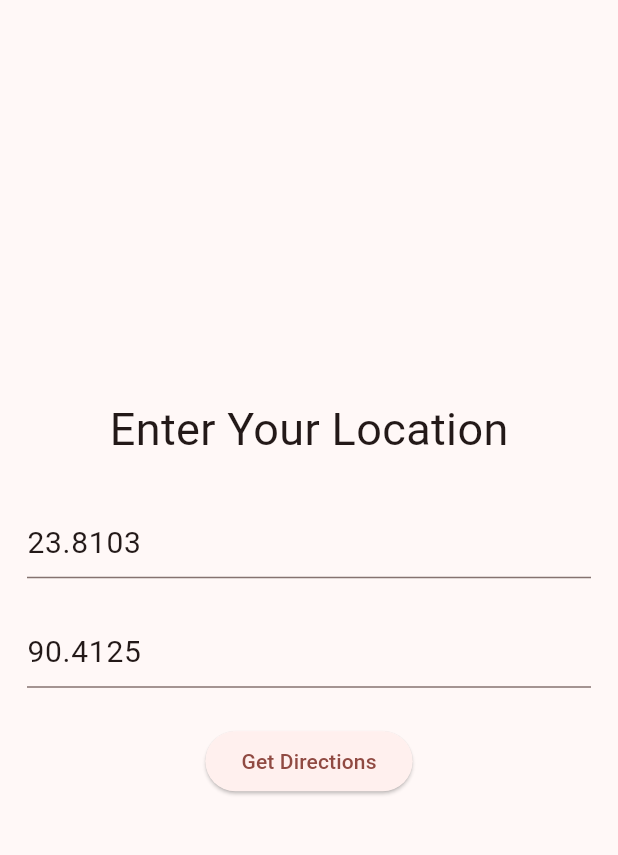
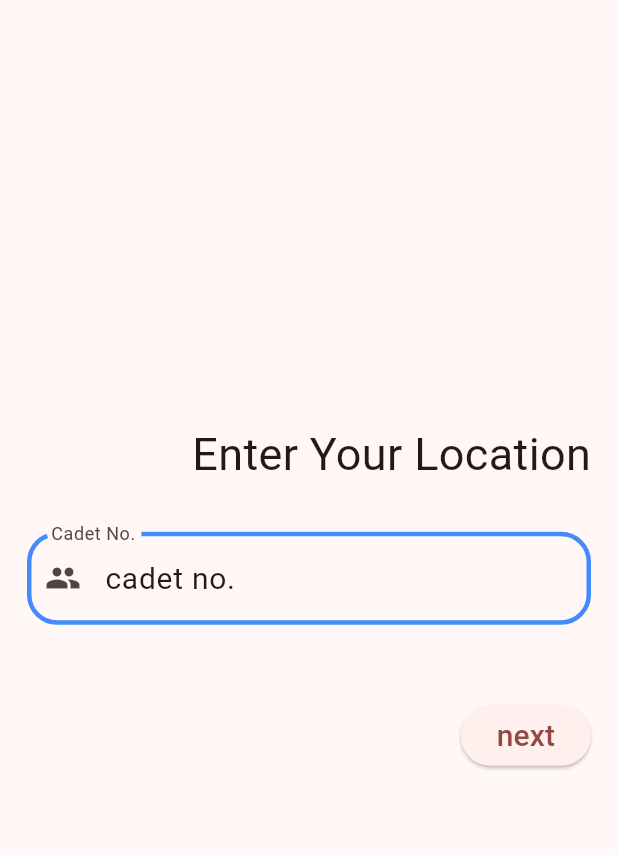
Before and after one commit to Abdullah71/MySampleWidgets, a Flutter app: the screen it shows after launch, on a phone screen of 412 x 824 dp, the part 63-918 px from its top. Run offline on Flutter 3.47's test engine with Material 2 defaults, Android fonts, the phone set to English and light mode, and no system bars; our stand-ins replace google_maps_flutter, location; missing offline and left inert: flutter_polyline_points.

Commit message:
first push from IDE

```diff
--- a/lib/main.dart
+++ b/lib/main.dart
@@ -1,6 +1,7 @@
 import 'package:flutter/foundation.dart';
 import 'package:flutter/material.dart';
 import 'package:my_sample_widgets/navigation_screen.dart';
+import 'package:my_sample_widgets/src/user/edit_profile_personal_screen.dart';
 
 void main() {
   runApp(const MyApp());
@@ -17,7 +18,8 @@ class MyApp extends StatelessWidget {
         colorScheme: ColorScheme.fromSeed(seedColor: Colors.red),
         useMaterial3: true,
       ),
-      home: const LandingPage(),
+      home: const EPPersonalPage(),
+      // home: const LandingPage(),
     );
   }
 }
--- /dev/null
+++ b/lib/src/user/edit_profile_personal_screen.dart
@@ -0,0 +1,77 @@
+import 'package:flutter/cupertino.dart';
+import 'package:flutter/foundation.dart';
+import 'package:flutter/material.dart';
+import 'package:my_sample_widgets/src/user/ui_utility.dart';
+
+import 'edit_profile_professional_screen.dart';
+
+class EPPersonalPage extends StatefulWidget {
+  const EPPersonalPage({Key? key}) : super(key: key);
+
+  @override
+  State<EPPersonalPage> createState() => _EPPersonalPageState();
+}
+
+class _EPPersonalPageState extends State<EPPersonalPage>{
+  late final TextEditingController _cadetNoController;
+
+  @override
+  void initState() {
+    _cadetNoController = TextEditingController(text: 'cadet no.');
+    super.initState();
+  }
+  @override
+  void dispose() {
+    _cadetNoController.dispose();
+    super.dispose();
+  }
+
+  @override
+  Widget build(BuildContext context) {
+    return Scaffold(
+      appBar: AppBar(
+          title: const Text('My Sample Widgets')
+      ),
+      body: Padding(
+        padding: const EdgeInsets.all(18.0),
+        child: Column(
+          mainAxisAlignment: MainAxisAlignment.center,
+          crossAxisAlignment: CrossAxisAlignment.end,
+          children: [
+            const Text('Enter Your Location', style: TextStyle(fontSize: 30),),
+            const SizedBox(height: 30,),
+            TextField(
+              controller: _cadetNoController,
+              autocorrect: false,
+              style: const TextStyle(fontSize: 20),
+              keyboardType: const TextInputType.numberWithOptions(),
+              decoration: InputDecoration(
+                hintText: 'Cadet No.',
+                labelText: "Cadet No.",
+                prefixIcon: const Icon(Icons.people),
+                border: UIUtility.textfiledinputborder(),
+                enabledBorder: UIUtility.textfiledinputborder(),
+                focusedBorder: UIUtility.textfiledfocusborder(),
+                errorBorder: UIUtility.textfilederrorborder(),
+              ),
+            ),
+            const SizedBox(height: 25,),
+
+            const SizedBox(height: 25,),
+            ElevatedButton(
+              onPressed: () async {
+                if (kDebugMode)  print('Get Direction pressed');
+                // Navigator.of(context).push(
+                //     MaterialPageRoute(builder: (context) =>
+                //         EPProfessionalPage(),
+                //     )
+                // );
+              },
+              child: const Text('next', style: TextStyle(fontSize: 20),),
+            )
+          ],
+        ),
+      ),
+    );
+  }
+}
--- /dev/null
+++ b/lib/src/user/edit_profile_professional_screen.dart
@@ -0,0 +1,21 @@
+
+
+import 'package:flutter/cupertino.dart';
+
+class EPProfessionalPage extends StatefulWidget {
+  const EPProfessionalPage({Key? key}) : super(key: key);
+
+  @override
+  State<EPProfessionalPage> createState() => _EPProfessionalPageState();
+}
+
+class _EPProfessionalPageState extends State<EPProfessionalPage>{
+
+
+  @override
+  Widget build(BuildContext context) {
+    // TODO: implement build
+    throw UnimplementedError();
+  }
+
+}
--- /dev/null
+++ b/lib/src/user/ui_utility.dart
@@ -0,0 +1,33 @@
+import 'package:flutter/material.dart';
+
+class UIUtility {
+  static OutlineInputBorder textfiledinputborder(){ //return type is OutlineInputBorder
+    return OutlineInputBorder( //Outline border type for TextFeild
+        borderRadius: BorderRadius.all(Radius.circular(20)),
+        borderSide: BorderSide(
+          color:Colors.blueAccent,
+          width: 3,
+        )
+    );
+  }
+
+  static OutlineInputBorder textfiledfocusborder(){
+    return OutlineInputBorder(
+        borderRadius: BorderRadius.all(Radius.circular(20)),
+        borderSide: BorderSide(
+          color:Colors.greenAccent,
+          width: 3,
+        )
+    );
+  }
+
+  static OutlineInputBorder textfilederrorborder(){
+    return OutlineInputBorder(
+        borderRadius: BorderRadius.all(Radius.circular(20)),
+        borderSide: BorderSide(
+          color:Colors.redAccent,
+          width: 3,
+        )
+    );
+  }
+}
```
Also changed, not shown: lib/src/user/edit_profile_address_screen.dart (added), lib/src/user/edit_profile_child_screen.dart (added), lib/src/user/edit_profile_family_screen.dart (added), lib/src/user/user_profile_screen.dart (added).
